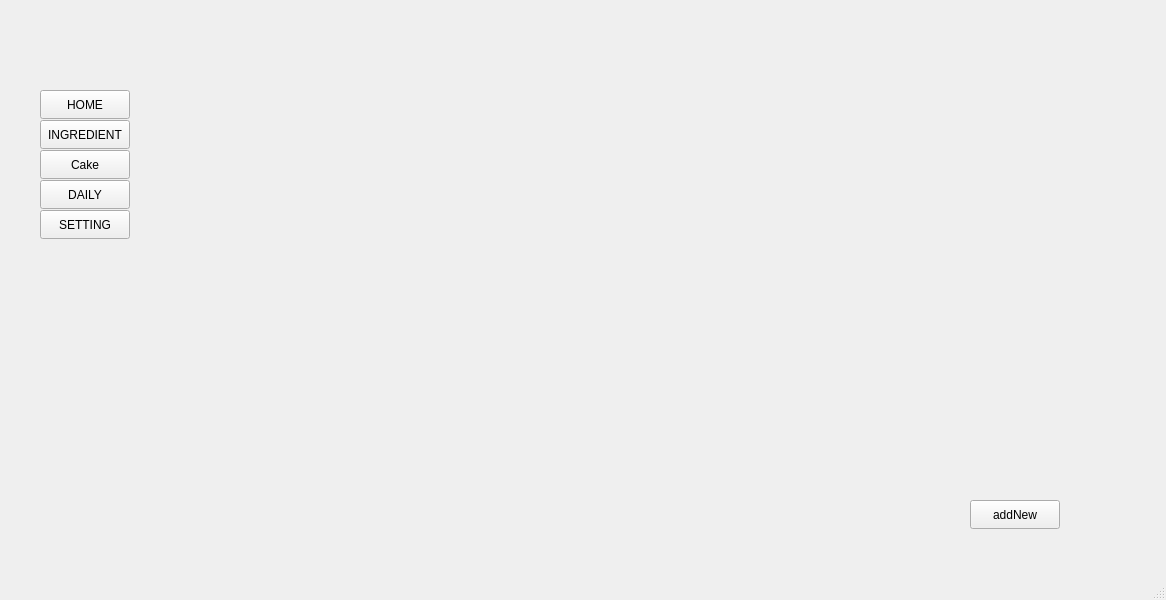
This is CakeManager/src/ui/mainwindow.ui in mohammad23-c/CakeManager as Qt 5 draws it before an edit. The edited form follows.
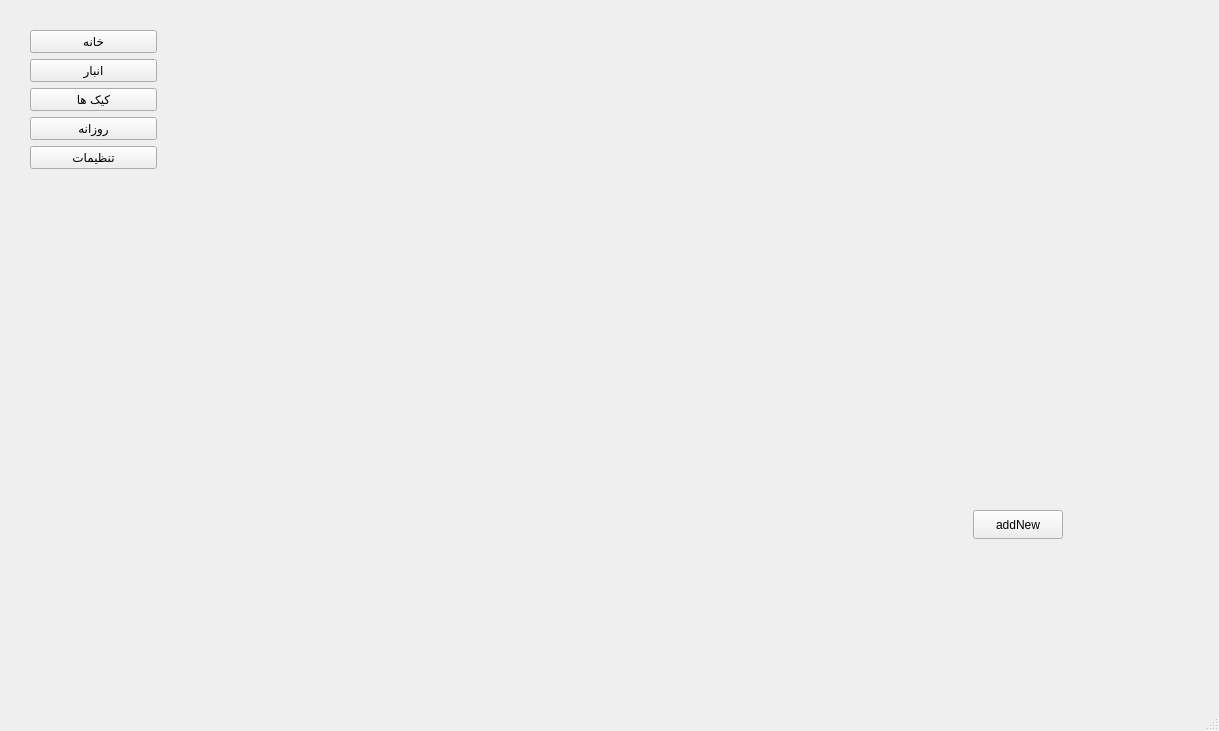
This is the edited form.

What changed in the file:
```diff
--- a/CakeManager/src/ui/mainwindow.ui
+++ b/CakeManager/src/ui/mainwindow.ui
@@ -6,87 +6,103 @@
    <rect>
     <x>0</x>
     <y>0</y>
-    <width>1166</width>
-    <height>600</height>
+    <width>1219</width>
+    <height>731</height>
    </rect>
   </property>
   <property name="windowTitle">
    <string>MainWindow</string>
   </property>
   <widget class="QWidget" name="centralwidget">
+   <widget class="QWidget" name="centralWidget" native="true">
+    <property name="geometry">
+     <rect>
+      <x>20</x>
+      <y>20</y>
+      <width>1181</width>
+      <height>661</height>
+     </rect>
+    </property>
+    <property name="sizePolicy">
+     <sizepolicy hsizetype="Maximum" vsizetype="Maximum">
+      <horstretch>0</horstretch>
+      <verstretch>0</verstretch>
+     </sizepolicy>
+    </property>
+    <widget class="QWidget" name="verticalLayoutWidget">
+     <property name="geometry">
+      <rect>
+       <x>10</x>
+       <y>10</y>
+       <width>1151</width>
+       <height>641</height>
+      </rect>
+     </property>
+     <layout class="QVBoxLayout" name="verticalLayout_2">
+      <property name="sizeConstraint">
+       <enum>QLayout::SizeConstraint::SetMaximumSize</enum>
+      </property>
+      <item>
+       <layout class="QHBoxLayout" name="horizontalLayout" stretch="1,8">
+        <property name="sizeConstraint">
+         <enum>QLayout::SizeConstraint::SetMaximumSize</enum>
+        </property>
+        <item>
+         <layout class="QVBoxLayout" name="verticalLayout">
+          <item>
    <widget class="QPushButton" name="Homebtn">
-    <property name="geometry">
-     <rect>
-      <x>40</x>
-      <y>90</y>
-      <width>90</width>
-      <height>29</height>
-     </rect>
-    </property>
     <property name="text">
-     <string>HOME</string>
-    </property>
-   </widget>
+             <string>خانه</string>
+            </property>
+           </widget>
+          </item>
+          <item>
    <widget class="QPushButton" name="Ingredientbtn">
-    <property name="geometry">
-     <rect>
-      <x>40</x>
-      <y>120</y>
-      <width>90</width>
-      <height>29</height>
-     </rect>
-    </property>
     <property name="text">
-     <string>INGREDIENT</string>
-    </property>
-   </widget>
+             <string>انبار</string>
+            </property>
+           </widget>
+          </item>
+          <item>
    <widget class="QPushButton" name="Cakebtn">
-    <property name="geometry">
-     <rect>
-      <x>40</x>
-      <y>150</y>
-      <width>90</width>
-      <height>29</height>
-     </rect>
-    </property>
     <property name="text">
-     <string>Cake</string>
-    </property>
-   </widget>
+             <string>کیک ها</string>
+            </property>
+           </widget>
+          </item>
+          <item>
    <widget class="QPushButton" name="DAILYbtn">
-    <property name="geometry">
-     <rect>
-      <x>40</x>
-      <y>180</y>
-      <width>90</width>
-      <height>29</height>
-     </rect>
-    </property>
     <property name="text">
-     <string>DAILY</string>
-    </property>
-   </widget>
+             <string>روزانه</string>
+            </property>
+           </widget>
+          </item>
+          <item>
    <widget class="QPushButton" name="SETTINGbtn">
-    <property name="geometry">
-     <rect>
-      <x>40</x>
-      <y>210</y>
-      <width>90</width>
-      <height>29</height>
-     </rect>
-    </property>
     <property name="text">
-     <string>SETTING</string>
-    </property>
-   </widget>
+             <string>تنظیمات</string>
+            </property>
+           </widget>
+          </item>
+          <item>
+           <spacer name="verticalSpacer">
+            <property name="orientation">
+             <enum>Qt::Orientation::Vertical</enum>
+            </property>
+            <property name="sizeHint" stdset="0">
+             <size>
+              <width>20</width>
+              <height>40</height>
+             </size>
+            </property>
+           </spacer>
+          </item>
+         </layout>
+        </item>
+        <item>
    <widget class="QStackedWidget" name="stackedWidget">
-    <property name="geometry">
-     <rect>
-      <x>160</x>
-      <y>20</y>
-      <width>971</width>
-      <height>531</height>
-     </rect>
+          <property name="layoutDirection">
+           <enum>Qt::LayoutDirection::LeftToRight</enum>
     </property>
     <property name="currentIndex">
      <number>1</number>
@@ -108,6 +124,12 @@
      </widget>
     </widget>
    </widget>
+        </item>
+       </layout>
+      </item>
+     </layout>
+    </widget>
+   </widget>
   </widget>
   <widget class="QMenuBar" name="menubar">
    <property name="geometry">
```
Left out of the diff: 2 changed lines with no effect on the pictures. Lines whose indentation alone changed are shown as unchanged.
